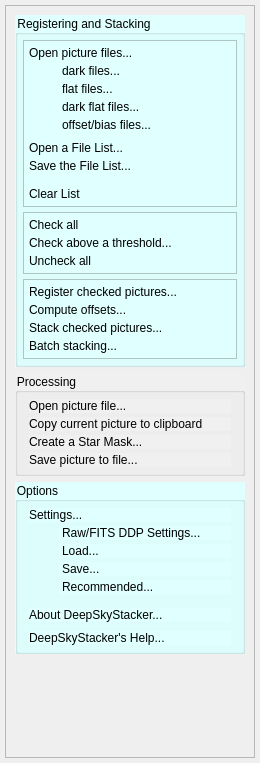
The window that DeepSkyStacker/ui/ExplorerBar.ui (deepskystacker/DSS) describes before a commit, drawn with Qt 5.
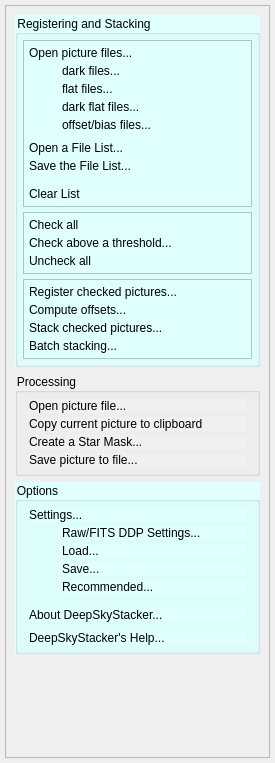
The same window after the commit.

Commit message: Changes to resolve most of the problems with docking windows.  Resolve issue with Explorer Bar not working (signal and slot names were wrong).    Explorer Bar is now also dockable.   Still can't dock picture list on RHS.

```diff
--- a/DeepSkyStacker/ui/ExplorerBar.ui
+++ b/DeepSkyStacker/ui/ExplorerBar.ui
@@ -1,12 +1,12 @@
 <?xml version="1.0" encoding="UTF-8"?>
 <ui version="4.0">
  <class>ExplorerBar</class>
- <widget class="QWidget" name="ExplorerBar">
+ <widget class="QDockWidget" name="ExplorerBar">
   <property name="geometry">
    <rect>
     <x>0</x>
     <y>0</y>
-    <width>260</width>
+    <width>275</width>
     <height>763</height>
    </rect>
   </property>
@@ -19,6 +19,31 @@
   <property name="minimumSize">
    <size>
     <width>260</width>
+    <height>454</height>
+   </size>
+  </property>
+  <property name="styleSheet">
+   <string/>
+  </property>
+  <property name="features">
+   <set>QDockWidget::DockWidgetFloatable|QDockWidget::DockWidgetMovable</set>
+  </property>
+  <property name="allowedAreas">
+   <set>Qt::LeftDockWidgetArea</set>
+  </property>
+  <property name="windowTitle">
+   <string notr="true">DeepSkyStacker</string>
+  </property>
+  <widget class="QWidget" name="dockWidgetContents">
+   <property name="sizePolicy">
+    <sizepolicy hsizetype="Preferred" vsizetype="Expanding">
+     <horstretch>0</horstretch>
+     <verstretch>0</verstretch>
+    </sizepolicy>
+   </property>
+   <property name="minimumSize">
+    <size>
+     <width>260</width>
     <height>430</height>
    </size>
   </property>
@@ -43,6 +68,12 @@
    </property>
    <item>
     <widget class="QScrollArea" name="scrollArea">
+      <property name="sizePolicy">
+       <sizepolicy hsizetype="Preferred" vsizetype="Expanding">
+        <horstretch>0</horstretch>
+        <verstretch>0</verstretch>
+       </sizepolicy>
+      </property>
      <property name="widgetResizable">
       <bool>true</bool>
      </property>
@@ -51,8 +82,8 @@
        <rect>
         <x>0</x>
         <y>0</y>
-        <width>230</width>
-        <height>751</height>
+         <width>263</width>
+         <height>727</height>
        </rect>
       </property>
       <property name="minimumSize">
@@ -342,6 +373,12 @@
        </item>
        <item>
         <widget class="QGroupBox" name="processing">
+          <property name="sizePolicy">
+           <sizepolicy hsizetype="Preferred" vsizetype="Fixed">
+            <horstretch>0</horstretch>
+            <verstretch>0</verstretch>
+           </sizepolicy>
+          </property>
          <property name="styleSheet">
           <string notr="true">background-color: rgb(240, 240, 240)</string>
          </property>
@@ -533,6 +570,7 @@
     </widget>
    </item>
   </layout>
+  </widget>
  </widget>
  <resources/>
  <connections>
```
Lines whose indentation alone changed are shown as unchanged. The commit also changes 13 other files.
